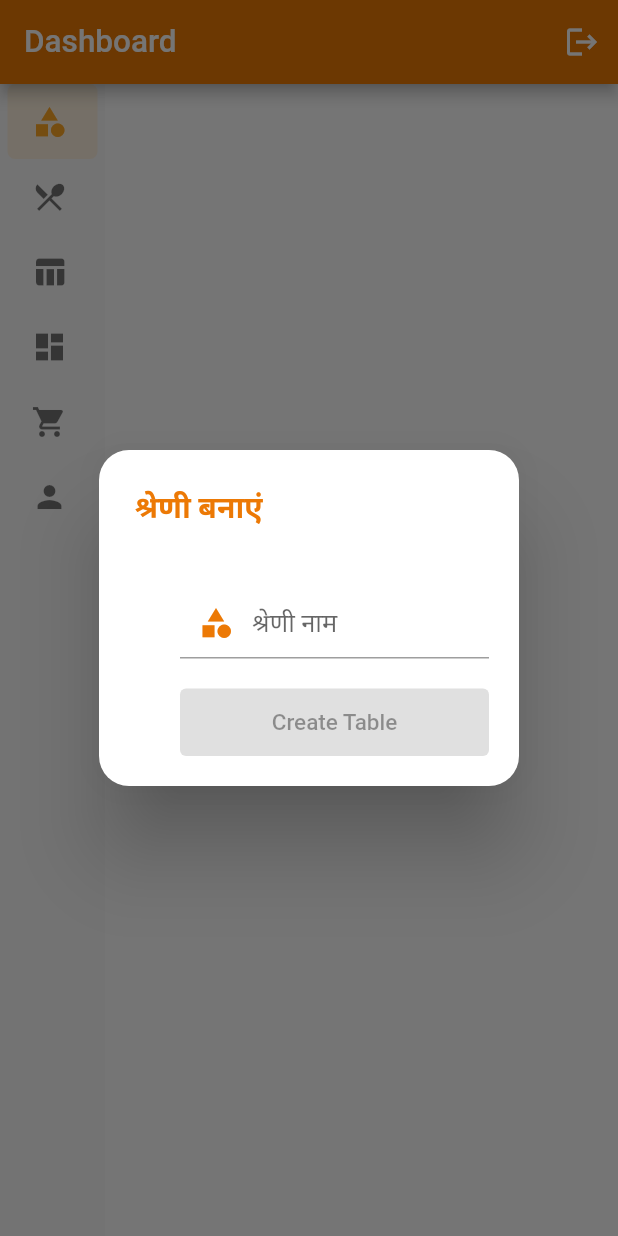
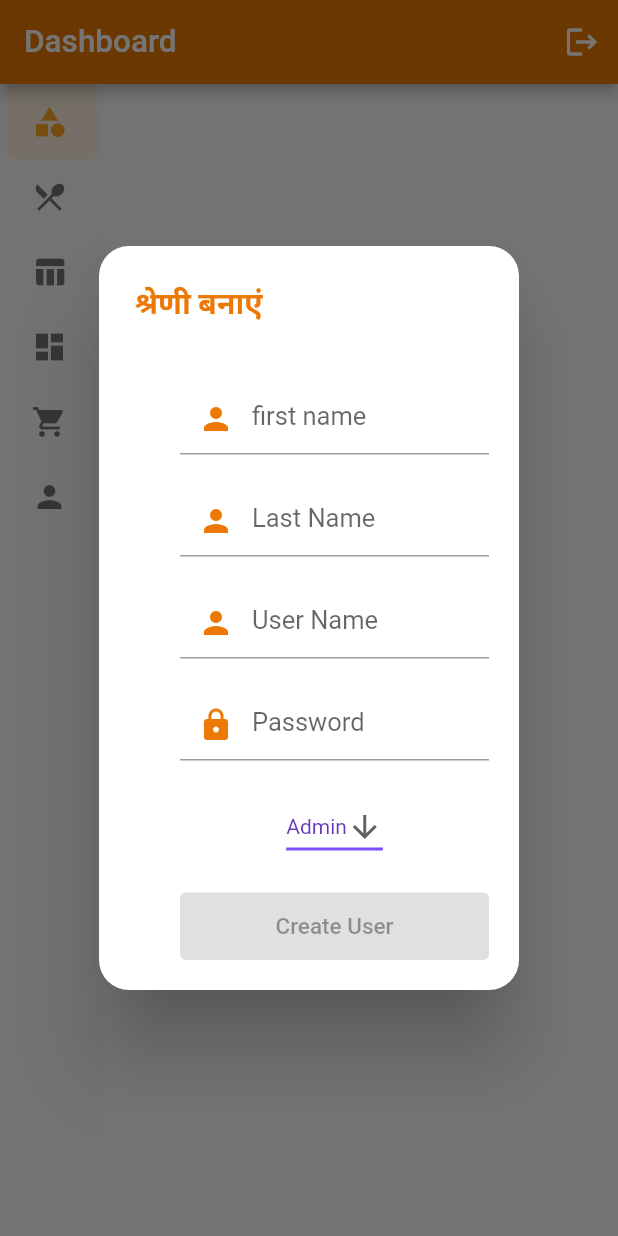
Before and after one commit to Abhu2002/neoPOS, a Flutter app: the DashboardPage screen opened directly, after a tap on "Create Category", on a phone screen of 412 x 824 dp. Run offline on Flutter 3.47's test engine with Material 2 defaults, Android fonts, the phone set to English and light mode, and no system bars; drawn by our look-alikes of easy_sidemenu; our stand-ins replace bloc, cloud_firestore, equatable, firebase_core, flutter_bloc, flutter_svg; accounts and stored records are empty; generated files the repository leaves out were written again.

Commit message:
NP-31 User create

```diff
--- a/lib/main.dart
+++ b/lib/main.dart
@@ -6,6 +6,7 @@ import 'package:neopos/screens/category/category_operations/category_create/crea
 import 'package:neopos/screens/dashboard/dashboard_page.dart';
 import 'package:neopos/screens/login/login_bloc.dart';
 import 'package:neopos/screens/login/login_page.dart';
+import 'package:neopos/screens/users/user_operations/user_create/create_user_bloc.dart';
 import 'package:neopos/utils/app_colors.dart';
 import 'firebase_options.dart';
 import 'l10n/l10n.dart';
@@ -33,6 +34,7 @@ class MyApp extends StatelessWidget {
       providers: [
         BlocProvider(create: (_) => LoginBloc()),
         BlocProvider(create: (_) => CreateCategoryBloc()),
+    BlocProvider(create: (_) => CreateUserBloc())
       ],
 
       child: MaterialApp(
--- a/lib/screens/dashboard/dashboard_page.dart
+++ b/lib/screens/dashboard/dashboard_page.dart
@@ -4,6 +4,7 @@ import 'package:neopos/screens/login/login_page.dart';
 import 'package:neopos/utils/app_colors.dart';
 
 import '../category/category_operations/category_create/create_category_page.dart';
+import '../users/user_operations/user_create/create_user_page.dart';
 
 class DashboardPage extends StatefulWidget {
   const DashboardPage({Key? key}) : super(key: key);
@@ -113,7 +114,7 @@ class _DashboardPage extends State<DashboardPage> {
                             showDialog(
                               context: context,
                               builder: (context) =>
-                              const CreateCategoryForm(),
+                              const CreateUserForm(),
                             );
                           },),
                         ),
--- /dev/null
+++ b/lib/screens/users/user_operations/model/user.dart
@@ -0,0 +1,44 @@
+import 'package:cloud_firestore/cloud_firestore.dart';
+
+class UserModel {
+  final String? username;
+  final String? firstname;
+  final String? lastname;
+  final String? password;
+  final String? userrole;
+  final String? addedon;
+  final String? updatedon;
+
+  UserModel( {this.firstname,
+    this.username,this.lastname, this.password, this.userrole, this.addedon, this.updatedon,
+
+  });
+
+  factory UserModel.fromFirestore(
+      DocumentSnapshot<Map<String, dynamic>> snapshot,
+      SnapshotOptions? options,
+      ) {
+    final data = snapshot.data();
+    return UserModel(
+      firstname: data?['firstname'],
+      lastname: data?['lastname'],
+      username: data?['username'],
+      password: data?['password'],
+      userrole: data?['userrole'],
+      addedon: data?['addedon'],
+      updatedon: data?['updatedon'],
+
+    );
+  }
+
+  Map<String, dynamic> toFirestore() {
+    return {
+      if (username != null) "user_id": username,
+      if (firstname != null) "first_name": firstname,
+      if (lastname != null) "last_name": lastname,
+      if (password != null) "password": password,
+      if (addedon!= null) "added_on": addedon,
+      if (updatedon != null) "updated_on": updatedon,
+    };
+  }
+}
--- /dev/null
+++ b/lib/screens/users/user_operations/user_create/create_user_bloc.dart
@@ -0,0 +1,57 @@
+import 'package:bloc/bloc.dart';
+import 'package:cloud_firestore/cloud_firestore.dart';
+import 'package:equatable/equatable.dart';
+
+import '../model/user.dart';
+
+
+
+// import 'package:flutter/material.dart';
+
+part 'create_user_event.dart';
+part 'create_user_state.dart';
+
+class CreateUserBloc extends Bloc<CreateUserEvent, CreateUserState> {
+  void Function(String)? showMessage;
+  CreateUserBloc() : super(CreateUserInitial()) {
+    on<InputEvent>((event, emit) async {
+      if (event.userName != "") {
+        emit(UserNameAvailableState());
+
+      } else {
+        emit(UserErrorState("Please Enter a Name"));
+      }
+    });
+    on<CreateUserFBEvent>((event, emit) async {
+      try {
+        List allname = [];
+        FirebaseFirestore db = FirebaseFirestore.instance;
+        await db.collection("users").get().then((value) => {
+          value.docs.forEach((element) {
+            allname.add(element['user_id']);
+          })
+        });
+        if (allname.contains(event.userName)) {
+          emit(UserErrorState("Please Pop"));
+          showMessage!("User Name Exist Please use Different Name");
+        } else {
+          final data = UserModel(
+              username: event.userName,
+              firstname: event.firstname,
+              lastname: event.lastname,
+              password: event.password,
+              userrole: event.userrole,
+              addedon: "${DateTime.now().hour}:${DateTime.now().minute}:${DateTime.now().second}",
+              updatedon: "${DateTime.now().hour}:${DateTime.now().minute}:${DateTime.now().second}");
+          await db.collection("users").add(data.toFirestore()).then(
+                  (documentSnapshot) =>
+              {emit(UserCreatedState()), showMessage!("Category Created")});
+          await FirebaseFirestore.instance.clearPersistence();
+          await FirebaseFirestore.instance.terminate();
+        }
+      } catch (err) {
+        // print(err);
+      }
+    });
+  }
+}
--- /dev/null
+++ b/lib/screens/users/user_operations/user_create/create_user_event.dart
@@ -0,0 +1,34 @@
+part of 'create_user_bloc.dart';
+
+
+
+
+
+abstract class CreateUserEvent extends Equatable {
+  const CreateUserEvent();
+
+  @override
+  List<Object> get props => [];
+}
+
+class CreateUserFBEvent extends CreateUserEvent {
+  final String userName;
+  final String firstname;
+  final String lastname;
+  final String password;
+  final String userrole;
+
+
+  const CreateUserFBEvent(this.userName, this.firstname, this.lastname, this.password, this.userrole);
+  List<Object> get props => [userName,firstname,lastname,password,userrole];
+}
+
+class InputEvent extends CreateUserEvent {
+  final String firstName;
+  final String lastName;
+  final String userName;
+  final String password;
+  final String userRole;
+  const InputEvent(this.userName, this.firstName, this.lastName, this.password, this.userRole);
+  List<Object> get props => [firstName,lastName,userName,password,userRole];
+}
--- /dev/null
+++ b/lib/screens/users/user_operations/user_create/create_user_page.dart
@@ -0,0 +1,213 @@
+import 'package:flutter/material.dart';
+import 'package:flutter_bloc/flutter_bloc.dart';
+
+import 'package:neopos/utils/app_colors.dart';
+import 'package:flutter_gen/gen_l10n/app_localizations.dart';
+
+import 'create_user_bloc.dart';
+
+
+class CreateUserForm extends StatefulWidget {
+  const CreateUserForm({super.key});
+
+  @override
+  State<CreateUserForm> createState() => _CreateUserFormState();
+}
+
+class _CreateUserFormState extends State<CreateUserForm> {
+  TextEditingController firstName = TextEditingController();
+  TextEditingController lastName = TextEditingController();
+  TextEditingController userName = TextEditingController();
+  TextEditingController password = TextEditingController();
+  String dropdownvalue="";
+
+  final formKey = GlobalKey<FormState>();
+  static const List<String> list = <String>['Admin','Waiter'];
+  String dropdownValue = list.first;
+
+  @override
+  void initState() {
+    BlocProvider.of<CreateUserBloc>(context).add(const InputEvent("","","","",""));
+    userName.text = "";
+    super.initState();
+  }
+
+  @override
+  Widget build(BuildContext context) {
+    context.read<CreateUserBloc>().showMessage = createSnackBar;
+    return AlertDialog(
+      // contentPadding: EdgeInsets.all(20),
+      shape: const RoundedRectangleBorder(
+          borderRadius: BorderRadius.all(Radius.circular(20))),
+      actionsPadding: const EdgeInsets.all(20),
+      title: Text(
+        AppLocalizations.of(context)!.create_category,
+        style: const TextStyle(
+            fontSize: 20,
+            fontWeight: FontWeight.bold,
+            color: AppColors.mainTextColor),
+      ),
+      actions: [
+        Form(
+          key: formKey,
+          child: SizedBox(
+            width: MediaQuery.of(context).size.width / 2,
+            child: Column(
+              children: [
+                BlocBuilder<CreateUserBloc, CreateUserState>(
+                  builder: (context, state) {
+                    return TextFormField(
+                      controller: firstName,
+                      decoration: InputDecoration(
+                          hintText: "first name",
+                          prefixIcon: const Icon(
+                            Icons.person,
+                            color: AppColors.primaryColor,
+                          )),
+                      onChanged: (val) {
+                        BlocProvider.of<CreateUserBloc>(context)
+                            .add(InputEvent(firstName.text,"","","",""));
+                      },
+                    );
+                  },
+                ),
+                const SizedBox(
+                  height: 20,
+                ),
+                BlocBuilder<CreateUserBloc, CreateUserState>(
+                  builder: (context, state) {
+                    return TextFormField(
+                      controller: lastName,
+                      decoration: InputDecoration(
+                          hintText: "Last Name",
+                          prefixIcon: const Icon(
+                            Icons.person,
+                            color: AppColors.primaryColor,
+                          )),
+                      onChanged: (val) {
+                        BlocProvider.of<CreateUserBloc>(context)
+                            .add(InputEvent(lastName.text,"","","",""));
+                      },
+                    );
+                  },
+                ),
+                const SizedBox(
+                  height: 20,
+                ),
+                BlocBuilder<CreateUserBloc, CreateUserState>(
+                  builder: (context, state) {
+                    return TextFormField(
+                      controller: userName,
+                      decoration: InputDecoration(
+                          hintText: "User Name",
+                          prefixIcon: const Icon(
+                            Icons.person,
+                            color: AppColors.primaryColor,
+                          )),
+                      onChanged: (val) {
+                        BlocProvider.of<CreateUserBloc>(context)
+                            .add(InputEvent(userName.text,"","","",""));
+                      },
+                    );
+                  },
+                ),
+                const SizedBox(
+                  height: 20,
+                ),
+                BlocBuilder<CreateUserBloc, CreateUserState>(
+                  builder: (context, state) {
+                    return TextFormField(
+                      controller: password,
+                      decoration: InputDecoration(
+                          hintText: "Password",
+                          prefixIcon: const Icon(
+                            Icons.lock,
+                            color: AppColors.primaryColor,
+                          )),
+                      onChanged: (val) {
+                        BlocProvider.of<CreateUserBloc>(context)
+                            .add(InputEvent(password.text,"","","",""));
+                      },
+                    );
+                  },
+                ),
+                const SizedBox(
+                  height: 20,
+                ),
+                BlocBuilder<CreateUserBloc, CreateUserState>(
+                  builder: (context, state) {
+                    return DropdownButton<String>(
+                      value: dropdownValue,
+                      icon: const Icon(Icons.arrow_downward),
+                      elevation: 16,
+                      style: const TextStyle(color: Colors.deepPurple),
+                      underline: Container(
+                        height: 2,
+                        color: Colors.deepPurpleAccent,
+                      ),
+                      onChanged: (String? value) {
+                        // This is called when the user selects an item.
+                        setState(() {
+                          dropdownValue = value!;
+                          dropdownvalue=value!;
+                        });
+                        BlocProvider.of<CreateUserBloc>(context)
+                            .add(InputEvent(value!,"","","",""));
+                      },
+                      items: list.map<DropdownMenuItem<String>>((String value) {
+                        return DropdownMenuItem<String>(
+                          value: value,
+                          child: Text(value),
+                        );
+                      }).toList(),
+                    );
+                  },
+                ),
+                const SizedBox(
+                  height: 20,
+                ),
+
+                BlocBuilder<CreateUserBloc, CreateUserState>(
+                  builder: (context, state) {
+                    if (state is UserErrorState) {
+                      if (state.errorMessage == "Please Pop") {
+                        Navigator.pop(context);
+                      }
+                    }
+                    if (state is UserCreatedState) {
+                      Navigator.pop(context);
+                    }
+                    return SizedBox(
+                        width: double.infinity,
+                        height: 45,
+                        child: ElevatedButton(
+                          style: ElevatedButton.styleFrom(
+                              backgroundColor: (state is UserErrorState)
+                                  ? AppColors.unavilableButtonColor
+                                  : AppColors.primaryColor),
+                          child: Text("Create User"),
+                          onPressed: (state is UserErrorState)
+                              ? null
+                              : () {
+                            BlocProvider.of<CreateUserBloc>(context).add(
+                                CreateUserFBEvent(
+                                    userName.text,firstName.text,lastName.text,password.text,dropdownvalue));
+                          },
+                        ));
+                  },
+                ),
+              ],
+            ),
+          ),
+        ),
+
+        // ActionButton(text: "Create Table", onPress: () {})
+      ],
+    );
+  }
+
+  void createSnackBar(String message) {
+    final snackBar = SnackBar(content: Text(message));
+    ScaffoldMessenger.of(context).showSnackBar(snackBar);
+  }
+}
--- /dev/null
+++ b/lib/screens/users/user_operations/user_create/create_user_state.dart
@@ -0,0 +1,23 @@
+part of 'create_user_bloc.dart';
+
+class CreateUserState extends Equatable {
+  const CreateUserState();
+
+  @override
+  List<Object> get props => [];
+}
+
+class CreateUserInitial extends CreateUserState {}
+
+class UserNameunAvailableState extends CreateUserState {}
+
+class UserNameAvailableState extends CreateUserState {}
+
+class UserLoadingState extends CreateUserState {}
+
+class UserErrorState extends CreateUserState {
+  final String errorMessage;
+  UserErrorState(this.errorMessage);
+}
+
+class UserCreatedState extends CreateUserState {}
```
